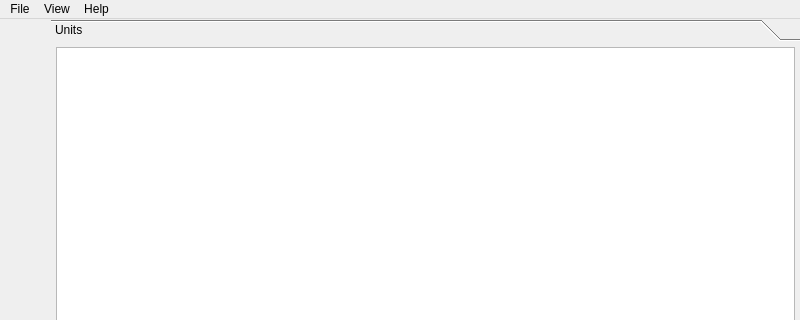
Above: Source/UI/MainWindow.ui from krre/normalizer before the change; both pictures show x 0 to 800 and y 0 to 320 of the 800 by 600 pixel window. Below: the same form after it.
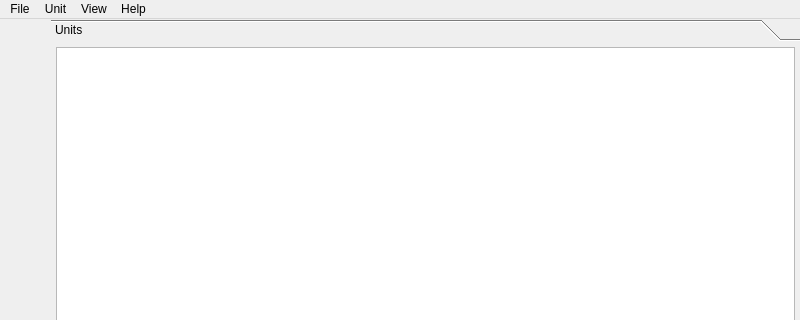
That is the form after the change.

Commit message: Add Unit menu

```diff
--- a/Source/UI/MainWindow.ui
+++ b/Source/UI/MainWindow.ui
@@ -187,7 +187,15 @@
     </property>
     <addaction name="actionResetView"/>
    </widget>
+   <widget class="QMenu" name="menuUnit">
+    <property name="title">
+     <string>Unit</string>
+    </property>
+    <addaction name="actionAdd"/>
+    <addaction name="actionRemove"/>
+   </widget>
    <addaction name="menuFile"/>
+   <addaction name="menuUnit"/>
    <addaction name="menuView"/>
    <addaction name="menuHelp"/>
   </widget>
```
Left out of the diff: 10 changed lines with no effect on the pictures. The commit also changes 2 other files.
